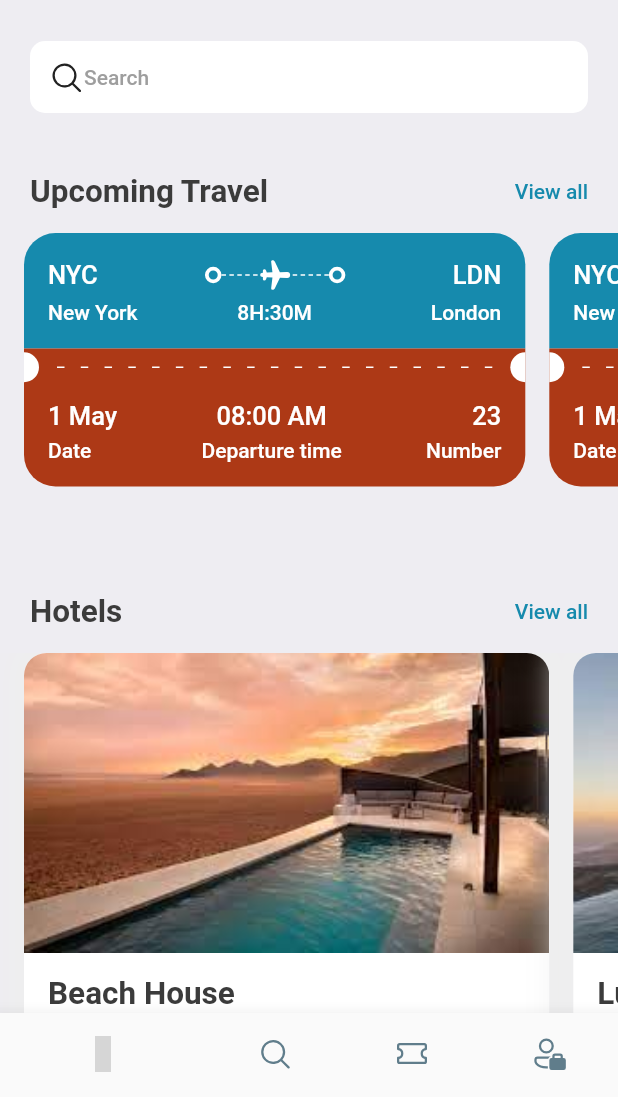
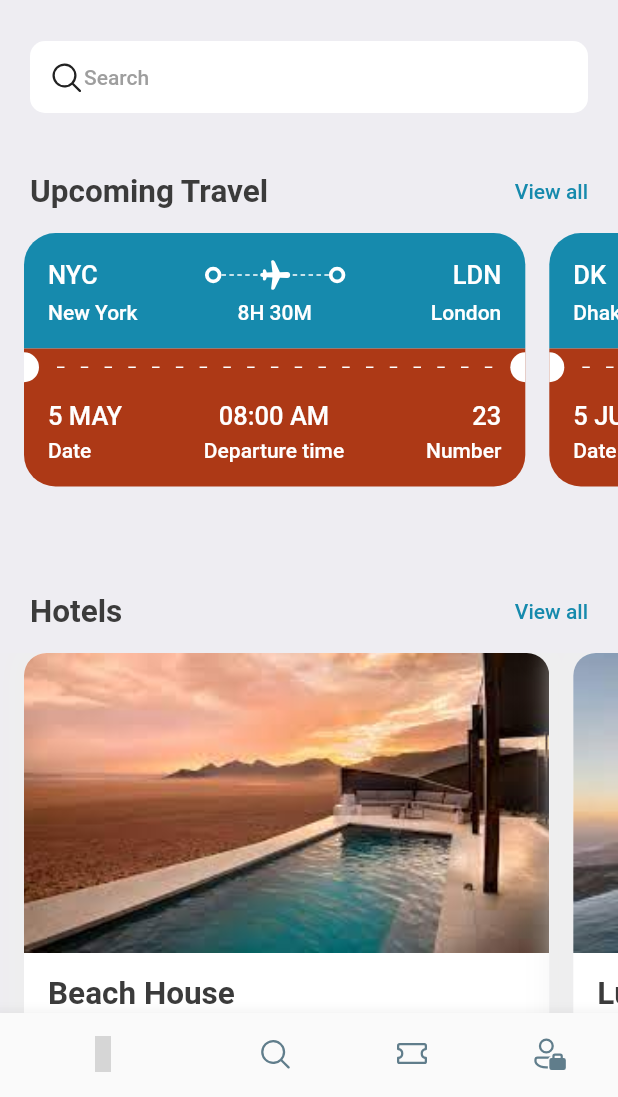
Before and after one commit to droidchief/Travel-Now, a Flutter app: the screen it shows after launch, on a phone screen of 412 x 824 dp, the part 139-1236 px from its top. Run offline on Flutter 3.47's test engine with Material 2 defaults, Android fonts, the phone set to English and light mode, and no system bars; our stand-ins replace fluentui_icons, get; grey boxes are pictures that could not be loaded.

```diff
--- a/lib/screens/bottom_bar.dart
+++ b/lib/screens/bottom_bar.dart
@@ -1,6 +1,7 @@
 import 'package:fluentui_icons/fluentui_icons.dart';
 import 'package:flutter/material.dart';
 import 'package:travel_now/screens/home/home_screen.dart';
+import 'package:travel_now/screens/search/search_screen.dart';
 import 'package:travel_now/utils/app_styles.dart';
 
 class BottomBar extends StatefulWidget {
@@ -15,7 +16,7 @@ class _BottomBarState extends State<BottomBar> {
 
   static final List<Widget> _widgetOptions = <Widget> [
     const HomeScreen(),
-    const Text("Search"),
+    const SearchScreen(),
     const Text("Tickets"),
     const Text("Profile")
   ];
--- a/lib/screens/home/home_screen.dart
+++ b/lib/screens/home/home_screen.dart
@@ -4,6 +4,9 @@ import 'package:travel_now/screens/hotel_view.dart';
 import 'package:travel_now/screens/ticket_view.dart';
 import 'package:travel_now/utils/app_styles.dart';
 import 'package:travel_now/utils/hotel_info_list.dart';
+import 'package:travel_now/utils/ticket_info_list.dart';
+
+import '../../utils/app_layout.dart';
 
 class HomeScreen extends StatelessWidget {
   const HomeScreen({super.key});
@@ -18,7 +21,7 @@ class HomeScreen extends StatelessWidget {
             padding: const EdgeInsets.symmetric(horizontal: 20),
             child: Column(
               children: [
-                const SizedBox(height: 40,),
+                SizedBox(height: AppLayout.getHeight(40)),
                 Row(
                   mainAxisAlignment: MainAxisAlignment.spaceBetween,
                   children: [
@@ -26,15 +29,15 @@ class HomeScreen extends StatelessWidget {
                       crossAxisAlignment: CrossAxisAlignment.start,
                       children:  [
                         Text("Hello, Droid Chief", style: Styles.headLineStyle3,),
-                        const SizedBox(height: 5,),
+                        SizedBox(height: AppLayout.getHeight(5)),
                         Text("Book Tickets", style: Styles.headLineStyle1,),
                       ],
                     ),
                     Container(
-                      height: 50,
-                      width: 50,
+                      height: AppLayout.getHeight(50),
+                      width: AppLayout.getWidth(50),
                       decoration: BoxDecoration(
-                        borderRadius: BorderRadius.circular(10),
+                        borderRadius: BorderRadius.circular(AppLayout.getHeight(10)),
                         image: const DecorationImage(
                           fit: BoxFit.cover,
                           image: AssetImage("assets/images/app_logo.png")
@@ -43,10 +46,10 @@ class HomeScreen extends StatelessWidget {
                     ),
                   ],
                 ),
-                const SizedBox(height: 25,),
+                SizedBox(height: AppLayout.getHeight(25)),
                 Container(
                   decoration: BoxDecoration(
-                    borderRadius: BorderRadius.circular(10),
+                    borderRadius: BorderRadius.circular(AppLayout.getHeight(10)),
                     color: Colors.white
                   ),
                   padding: const EdgeInsets.symmetric(horizontal: 12, vertical: 12),
@@ -58,7 +61,7 @@ class HomeScreen extends StatelessWidget {
                   )
                   ,
                 ),
-                const SizedBox(height: 40,),
+                SizedBox(height: AppLayout.getHeight(40)),
                 Row(
                   mainAxisAlignment: MainAxisAlignment.spaceBetween,
                   children: [
@@ -79,14 +82,10 @@ class HomeScreen extends StatelessWidget {
           SingleChildScrollView(
             scrollDirection: Axis.horizontal,
             child: Row(
-              children: const [
-                TicketView(),
-                TicketView(),
-                TicketView()
-              ],
+              children: ticketList.map((singleTicket) => TicketView(ticket: singleTicket)).toList()
             ),
           ),
-          const SizedBox(height: 40),
+          SizedBox(height: AppLayout.getHeight(40)),
           Container(
             padding: const EdgeInsets.symmetric(horizontal: 20),
             child: Row(
@@ -103,7 +102,7 @@ class HomeScreen extends StatelessWidget {
             )
             ,
           ),
-          const SizedBox(height: 15),
+          SizedBox(height: AppLayout.getHeight(15)),
           SingleChildScrollView(
             scrollDirection: Axis.horizontal,
             child: Row(
--- a/lib/screens/hotel_view.dart
+++ b/lib/screens/hotel_view.dart
@@ -11,10 +11,10 @@ class HotelView extends StatelessWidget {
     final size = AppLayout.getSize(context);
     return Container(
       width: size.width*0.85,
-      height: 350,
+      height: AppLayout.getHeight(350),
       decoration: BoxDecoration(
         color: Colors.white,
-        borderRadius: BorderRadius.circular(15),
+        borderRadius: BorderRadius.circular(AppLayout.getHeight(15)),
         boxShadow: [
             BoxShadow(
                 color: Colors.grey.shade200,
@@ -23,14 +23,14 @@ class HotelView extends StatelessWidget {
             )
           ],
       ),
-      margin: const EdgeInsets.only(left: 16),
+      margin: EdgeInsets.only(left: AppLayout.getHeight(16)),
       child: Column(
         crossAxisAlignment: CrossAxisAlignment.start,
         children: [
           Container(
-            height: 200,
+            height: AppLayout.getHeight(200),
             decoration: BoxDecoration(
-                borderRadius: const BorderRadius.only(topLeft: Radius.circular(15), topRight: Radius.circular(15)),
+                borderRadius: BorderRadius.only(topLeft: Radius.circular(AppLayout.getHeight(15)), topRight: Radius.circular(AppLayout.getHeight(15))),
                 image: DecorationImage(
                     fit: BoxFit.cover,
                     image: AssetImage(
@@ -39,18 +39,18 @@ class HotelView extends StatelessWidget {
                 )
             ),
           ),
-          const SizedBox(height: 15),
+          SizedBox(height: AppLayout.getHeight(15)),
           Container(
-            padding: const EdgeInsets.symmetric(horizontal: 16),
+            padding: EdgeInsets.symmetric(horizontal: AppLayout.getHeight(16)),
             child: Column(
               crossAxisAlignment: CrossAxisAlignment.start,
               children: [
                 Text(hotel['place'], style: Styles.headLineStyle2),
-                const SizedBox(height: 8),
+                SizedBox(height: AppLayout.getHeight(8)),
                 Text(hotel['destination'], style: Styles.headLineStyle4),
-                const SizedBox(height: 8),
+                SizedBox(height: AppLayout.getHeight(8)),
                 Text("\$${hotel['price']}/night", style: Styles.headLineStyle2),
-                const SizedBox(height: 20),
+                SizedBox(height: AppLayout.getHeight(20)),
                 Text("A very calm and relaxing vacation house with", style: Styles.headLineStyle4),
               ],
             ),
--- a/lib/screens/ticket_view.dart
+++ b/lib/screens/ticket_view.dart
@@ -5,37 +5,39 @@ import 'package:travel_now/utils/app_styles.dart';
 import 'package:travel_now/widgets/ring.dart';
 
 class TicketView extends StatelessWidget {
-  const TicketView({super.key});
+  final Map<String, dynamic> ticket;
+  const TicketView({super.key, required this.ticket});
 
   @override
   Widget build(BuildContext context) {
     final size = AppLayout.getSize(context);
     return SizedBox(
       width: size.width*0.85,
-      height: 200,
+      height: AppLayout.getHeight(200),
       child: Container(
-        margin:  const EdgeInsets.only(left: 16),
+        margin:  EdgeInsets.only(left: AppLayout.getHeight(16)),
         child: Column(
+          mainAxisSize: MainAxisSize.min,
           children: [
             //Showing the teal part of the ticket view
             Container(
               decoration: BoxDecoration(
                 color: Styles.primaryColor,
-                borderRadius: const BorderRadius.only(topLeft: Radius.circular(21), topRight: Radius.circular(21))
+                borderRadius: BorderRadius.only(topLeft: Radius.circular(AppLayout.getHeight(21)), topRight: Radius.circular(AppLayout.getHeight(21)))
               ),
-              padding: const EdgeInsets.all(16),
+              padding: EdgeInsets.all(AppLayout.getHeight(16)),
               child: Column(
                 children: [
                   Row(
                     children: [
-                      Text("NYC", style: Styles.headLineStyle3.copyWith(color: Colors.white),),
+                      Text(ticket['from']['code'], style: Styles.headLineStyle3.copyWith(color: Colors.white),),
                       const Spacer(),
                       const Ring(),
                       Expanded(
                           child: Stack(
                             children:  [
                               SizedBox(
-                                height: 24,
+                                height: AppLayout.getHeight(24),
                                 child: LayoutBuilder(
                                   builder: (BuildContext context, BoxConstraints constraints) {
                                     return Flex(
@@ -58,21 +60,21 @@ class TicketView extends StatelessWidget {
                       ),
                       const Ring(),
                       const Spacer(),
-                      Text("LDN", style: Styles.headLineStyle3.copyWith(color: Colors.white),)
+                      Text(ticket['to']['code'], style: Styles.headLineStyle3.copyWith(color: Colors.white),)
                     ],
                   ),
-                  const SizedBox(height: 5),
+                  SizedBox(height: AppLayout.getHeight(5)),
                   Row(
                     mainAxisAlignment: MainAxisAlignment.spaceBetween,
                     children: [
                       SizedBox(
-                        width: 100,
-                        child: Text("New York", style: Styles.headLineStyle4.copyWith(color: Colors.white)),
+                        width: AppLayout.getWidth(100),
+                        child: Text(ticket['from']['name'], style: Styles.headLineStyle4.copyWith(color: Colors.white)),
                       ),
-                      Text("8H:30M", style: Styles.headLineStyle4.copyWith(color: Colors.white), textAlign: TextAlign.center,),
+                      Text(ticket['flying_time'], style: Styles.headLineStyle4.copyWith(color: Colors.white), textAlign: TextAlign.center,),
                       SizedBox(
-                        width: 100,
-                        child: Text("London", style: Styles.headLineStyle4.copyWith(color: Colors.white), textAlign: TextAlign.end,),
+                        width: AppLayout.getWidth(100),
+                        child: Text(ticket['to']['name'], style: Styles.headLineStyle4.copyWith(color: Colors.white), textAlign: TextAlign.end,),
                       ),
                     ],
                   )
@@ -85,28 +87,28 @@ class TicketView extends StatelessWidget {
               color: Styles.secondaryColor,
               child: Row(
                 children: [
-                  const SizedBox(
-                    height: 20,
-                    width: 10,
+                   SizedBox(
+                    height: AppLayout.getHeight(20),
+                    width: AppLayout.getWidth(10),
                     child: DecoratedBox(decoration: BoxDecoration(
                       color: Colors.white,
                       borderRadius: BorderRadius.only(
-                        topRight: Radius.circular(10),
-                        bottomRight: Radius.circular(10),
+                        topRight: Radius.circular(AppLayout.getHeight(10)),
+                        bottomRight: Radius.circular(AppLayout.getHeight(10)),
                       )
                     ),),
                   ),
                   Expanded(child: Padding(
-                    padding: const EdgeInsets.all(12.0),
+                    padding: EdgeInsets.all(AppLayout.getHeight(12)),
                     child: LayoutBuilder(builder: (BuildContext context, BoxConstraints constraints) {
                       return Flex(
                         direction: Axis.horizontal,
                         mainAxisAlignment: MainAxisAlignment.spaceBetween,
                         mainAxisSize: MainAxisSize.max,
-                        children: List.generate((constraints.constrainWidth()/15).floor(), (index) => const SizedBox(
-                          width: 5,
-                          height: 1,
-                          child: DecoratedBox(decoration: BoxDecoration(
+                        children: List.generate((constraints.constrainWidth()/15).floor(), (index) => SizedBox(
+                          width: AppLayout.getWidth(5),
+                          height: AppLayout.getHeight(1),
+                          child: const DecoratedBox(decoration: BoxDecoration(
                               color: Colors.white
                           ),),
                         )),
@@ -115,15 +117,15 @@ class TicketView extends StatelessWidget {
 
                     ),
                   )),
-                  const SizedBox(
-                    height: 20,
-                    width: 10,
-                    child: DecoratedBox(decoration: BoxDecoration(
+                  SizedBox(
+                    height: AppLayout.getHeight(20),
+                    width: AppLayout.getWidth(10),
+                    child:  DecoratedBox(decoration: BoxDecoration(
                       color: Colors.white,
-                      borderRadius: BorderRadius.only(
-                        topLeft: Radius.circular(10),
-                        bottomLeft: Radius.circular(10),
-                      )
+                        borderRadius: BorderRadius.only(
+                          topLeft: Radius.circular(AppLayout.getHeight(10)),
+                          bottomLeft: Radius.circular(AppLayout.getHeight(10)),
+                        )
                     ),),
                   )
                 ],
@@ -134,9 +136,9 @@ class TicketView extends StatelessWidget {
             Container(
               decoration: BoxDecoration(
                   color: Styles.secondaryColor,
-                  borderRadius: const BorderRadius.only(bottomLeft: Radius.circular(21), bottomRight: Radius.circular(21))
+                  borderRadius: BorderRadius.only(bottomLeft: Radius.circular(AppLayout.getHeight(21)), bottomRight: Radius.circular(AppLayout.getHeight(21)))
               ),
-              padding: const EdgeInsets.only(left: 16, top: 10, right: 16, bottom: 16),
+              padding: EdgeInsets.only(left: AppLayout.getHeight(16), top: AppLayout.getHeight(10), right: AppLayout.getHeight(16), bottom: AppLayout.getHeight(16)),
               child: Column(
                 children: [
                   Row(
@@ -145,24 +147,24 @@ class TicketView extends StatelessWidget {
                       Column(
                         crossAxisAlignment: CrossAxisAlignment.start,
                         children: [
-                          Text("1 May", style: Styles.headLineStyle3.copyWith(color: Colors.white)),
-                          const SizedBox(height: 5),
+                          Text(ticket['date'], style: Styles.headLineStyle3.copyWith(color: Colors.white)),
+                          SizedBox(height: AppLayout.getHeight(5)),
                           Text("Date", style: Styles.headLineStyle4.copyWith(color: Colors.white))
                         ],
                       ),
                       Column(
                         crossAxisAlignment: CrossAxisAlignment.center,
                         children: [
-                          Text("08:00 AM", style: Styles.headLineStyle3.copyWith(color: Colors.white)),
-                          const SizedBox(height: 5),
+                          Text(ticket['departure_time'], style: Styles.headLineStyle3.copyWith(color: Colors.white)),
+                          SizedBox(height: AppLayout.getHeight(5)),
                           Text("Departure time", style: Styles.headLineStyle4.copyWith(color: Colors.white))
                         ],
                       ),
                       Column(
                         crossAxisAlignment: CrossAxisAlignment.end,
                         children: [
-                          Text("23", style: Styles.headLineStyle3.copyWith(color: Colors.white)),
-                          const SizedBox(height: 5),
+                          Text(ticket['number'].toString(), style: Styles.headLineStyle3.copyWith(color: Colors.white)),
+                          SizedBox(height: AppLayout.getHeight(5)),
                           Text("Number", style: Styles.headLineStyle4.copyWith(color: Colors.white))
                         ],
                       )
--- a/lib/utils/app_layout.dart
+++ b/lib/utils/app_layout.dart
@@ -1,7 +1,23 @@
 import 'package:flutter/material.dart';
+// import 'package:get/instance_manager.dart';
+import 'package:get/get.dart';
 
 class AppLayout{
   static getSize(BuildContext context){
     return MediaQuery.of(context).size;
   }
+  static getScreenHeight(){
+    return Get.height;
+  }
+  static getScreenWidth() {
+    return Get.width;
+  }
+  static getHeight(double pixels){
+    double x = getScreenHeight() / pixels;
+    return getScreenHeight() / x;
+  }
+  static getWidth(double pixels){
+    double x = getScreenWidth() / pixels;
+    return getScreenWidth() / x;
+  }
 }
--- a/lib/utils/app_styles.dart
+++ b/lib/utils/app_styles.dart
@@ -9,6 +9,10 @@ class Styles {
   static Color secondaryColor = secondary;
   static Color textColor = const Color(0xFF3b3b3b);
   static Color bgColor = const Color(0xFFeeedf2);
+  static Color inActiveTabColor = const Color(0xFFF4F6FD);
+  static Color tealGreen = const Color(0xFF3Ab8b8);
+  static Color tealGreenDark  = const Color(0xFF189999);
+  static Color orange  = const Color(0xFFEC6545);
 
   static TextStyle textStyle = TextStyle(fontSize: 16, color: textColor, fontWeight: FontWeight.w500);
   static TextStyle headLineStyle1 = TextStyle(fontSize: 26, color: textColor, fontWeight: FontWeight.bold);
--- /dev/null
+++ b/lib/utils/ticket_info_list.dart
@@ -0,0 +1,44 @@
+List<Map<String, dynamic>> ticketList = [
+  {
+    'from': {
+      'code': 'NYC',
+      'name': 'New York'
+    },
+    'to': {
+      'code': 'LDN',
+      'name': 'London'
+    },
+    'flying_time': '8H 30M',
+    'date': '5 MAY',
+    'departure_time': '08:00 AM',
+    'number': 23
+  },
+  {
+    'from': {
+      'code': 'DK',
+      'name': 'Dhaka'
+    },
+    'to': {
+      'code': 'SH',
+      'name': 'Shanghai'
+    },
+    'flying_time': '8H 30M',
+    'date': '5 JUNE',
+    'departure_time': '08:00 AM',
+    'number': 23
+  },
+  {
+    'from': {
+      'code': 'GH',
+      'name': 'Ghana'
+    },
+    'to': {
+      'code': 'NG',
+      'name': 'Nigeria'
+    },
+    'flying_time': '8H 30M',
+    'date': '1 OCT',
+    'departure_time': '08:00 AM',
+    'number': 23
+  }
+];
--- a/pubspec.yaml
+++ b/pubspec.yaml
@@ -35,6 +35,7 @@ dependencies:
   # Use with the CupertinoIcons class for iOS style icons.
   cupertino_icons: ^1.0.2
   fluentui_icons: ^1.0.0
+  get:
   gap: ^2.0.0
 
 dev_dependencies:
```
Also changed, not shown: lib/screens/search/search_screen.dart (added, +196 -0 lines), lib/widgets/icon_text_widget.dart (added, +28 -0 lines), pubspec.lock.
